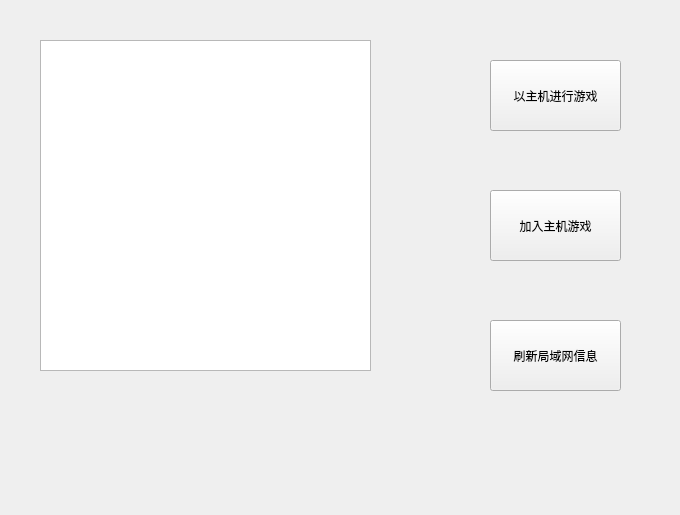
Qt form startmenu.ui (zhyjiang/GobangServer) before a commit.
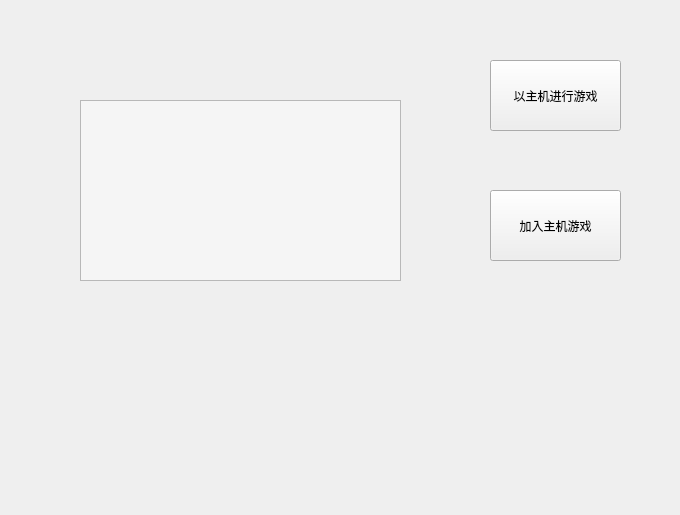
The same form after that commit.

Patch:
```diff
--- a/startmenu.ui
+++ b/startmenu.ui
@@ -39,28 +39,52 @@
     <string>加入主机游戏</string>
    </property>
   </widget>
-  <widget class="QPushButton" name="refresh">
-   <property name="geometry">
-    <rect>
-     <x>490</x>
-     <y>320</y>
-     <width>131</width>
-     <height>71</height>
-    </rect>
-   </property>
-   <property name="text">
-    <string>刷新局域网信息</string>
-   </property>
-  </widget>
   <widget class="QListWidget" name="playerList">
    <property name="geometry">
     <rect>
-     <x>40</x>
-     <y>40</y>
-     <width>331</width>
-     <height>331</height>
+     <x>80</x>
+     <y>100</y>
+     <width>321</width>
+     <height>181</height>
     </rect>
    </property>
+   <property name="palette">
+    <palette>
+     <active>
+      <colorrole role="Base">
+       <brush brushstyle="SolidPattern">
+        <color alpha="100">
+         <red>255</red>
+         <green>255</green>
+         <blue>255</blue>
+        </color>
+       </brush>
+      </colorrole>
+     </active>
+     <inactive>
+      <colorrole role="Base">
+       <brush brushstyle="SolidPattern">
+        <color alpha="100">
+         <red>255</red>
+         <green>255</green>
+         <blue>255</blue>
+        </color>
+       </brush>
+      </colorrole>
+     </inactive>
+     <disabled>
+      <colorrole role="Base">
+       <brush brushstyle="SolidPattern">
+        <color alpha="255">
+         <red>240</red>
+         <green>240</green>
+         <blue>240</blue>
+        </color>
+       </brush>
+      </colorrole>
+     </disabled>
+    </palette>
+   </property>
   </widget>
  </widget>
  <resources/>
```
